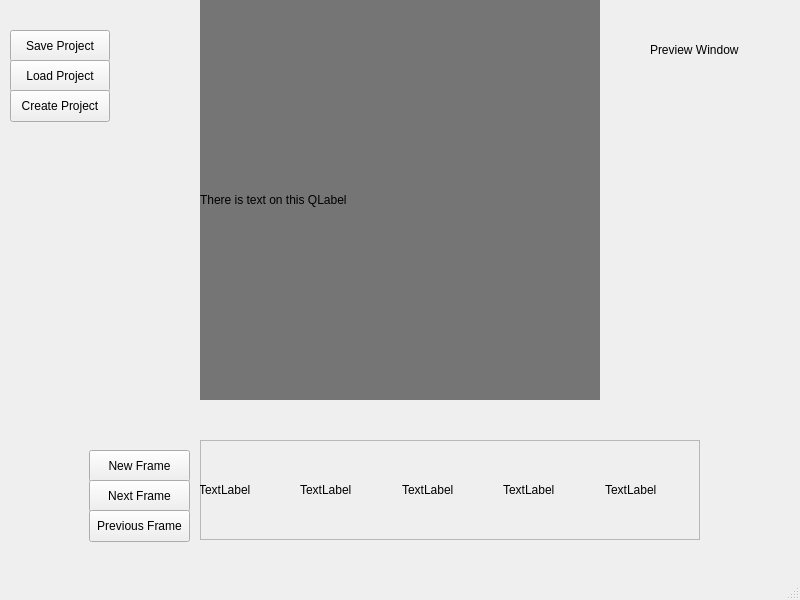
Above: Foorge/mainwindow.ui from NCChacki/CS3505-Software2-SpriteEditor before the change. Below: the same form after it.
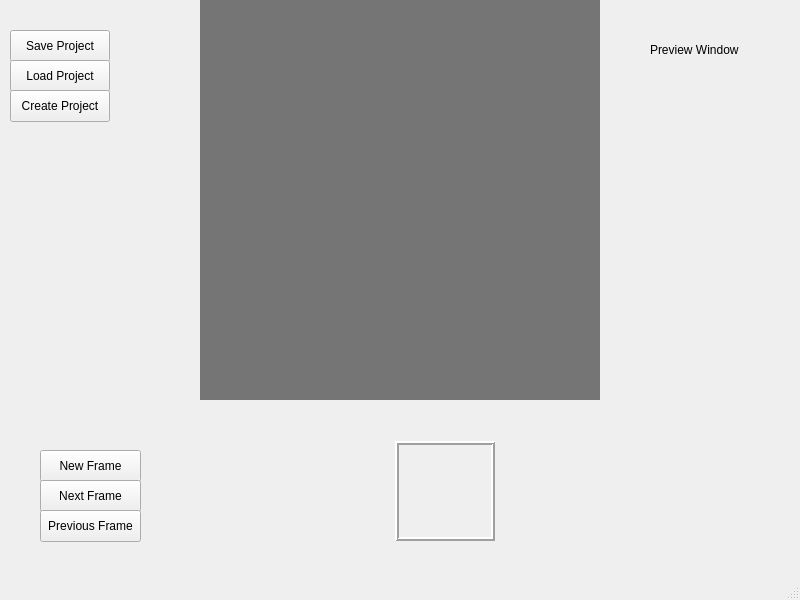
That is the form after the change. Custom widgets are drawn as their Qt base class.

Commit message: Finished implementing frame preview window

```diff
--- a/Foorge/mainwindow.ui
+++ b/Foorge/mainwindow.ui
@@ -154,7 +154,7 @@
       <bool>true</bool>
      </property>
      <property name="text">
-      <string>There is text on this QLabel</string>
+      <string/>
      </property>
      <property name="scaledContents">
       <bool>true</bool>
@@ -216,7 +216,7 @@
    <widget class="QPushButton" name="newFrameButton">
     <property name="geometry">
      <rect>
-      <x>89</x>
+      <x>40</x>
       <y>450</y>
       <width>101</width>
       <height>32</height>
@@ -226,73 +226,10 @@
      <string>New Frame</string>
     </property>
    </widget>
-   <widget class="QFrame" name="frame">
+   <widget class="QPushButton" name="nextFrameButton">
     <property name="geometry">
      <rect>
-      <x>200</x>
-      <y>440</y>
-      <width>500</width>
-      <height>100</height>
-     </rect>
-    </property>
-    <property name="frameShape">
-     <enum>QFrame::StyledPanel</enum>
-    </property>
-    <property name="frameShadow">
-     <enum>QFrame::Raised</enum>
-    </property>
-    <widget class="QWidget" name="horizontalLayoutWidget">
-     <property name="geometry">
-      <rect>
-       <x>-1</x>
-       <y>-1</y>
-       <width>501</width>
-       <height>101</height>
-      </rect>
-     </property>
-     <layout class="QHBoxLayout" name="horizontalLayout">
-      <item>
-       <widget class="QLabel" name="frameLabel1">
-        <property name="text">
-         <string>TextLabel</string>
-        </property>
-       </widget>
-      </item>
-      <item>
-       <widget class="QLabel" name="frameLabel2">
-        <property name="text">
-         <string>TextLabel</string>
-        </property>
-       </widget>
-      </item>
-      <item>
-       <widget class="QLabel" name="frameLabel3">
-        <property name="text">
-         <string>TextLabel</string>
-        </property>
-       </widget>
-      </item>
-      <item>
-       <widget class="QLabel" name="frameLabel4">
-        <property name="text">
-         <string>TextLabel</string>
-        </property>
-       </widget>
-      </item>
-      <item>
-       <widget class="QLabel" name="frameLabel5">
-        <property name="text">
-         <string>TextLabel</string>
-        </property>
-       </widget>
-      </item>
-     </layout>
-    </widget>
-   </widget>
-   <widget class="QPushButton" name="previousFrameButton">
-    <property name="geometry">
-     <rect>
-      <x>89</x>
+      <x>40</x>
       <y>480</y>
       <width>101</width>
       <height>32</height>
@@ -305,7 +242,7 @@
    <widget class="QPushButton" name="nextFrameButton">
     <property name="geometry">
      <rect>
-      <x>89</x>
+      <x>40</x>
       <y>510</y>
       <width>101</width>
       <height>32</height>
@@ -315,6 +252,153 @@
      <string>Previous Frame</string>
     </property>
    </widget>
+   <widget class="QWidget" name="horizontalLayoutWidget">
+    <property name="geometry">
+     <rect>
+      <x>150</x>
+      <y>440</y>
+      <width>591</width>
+      <height>102</height>
+     </rect>
+    </property>
+    <layout class="QHBoxLayout" name="horizontalLayout">
+     <property name="spacing">
+      <number>0</number>
+     </property>
+     <item>
+      <widget class="QLabel" name="frameLabel1">
+       <property name="minimumSize">
+        <size>
+         <width>100</width>
+         <height>100</height>
+        </size>
+       </property>
+       <property name="maximumSize">
+        <size>
+         <width>100</width>
+         <height>100</height>
+        </size>
+       </property>
+       <property name="text">
+        <string/>
+       </property>
+      </widget>
+     </item>
+     <item>
+      <widget class="QLabel" name="frameLabel2">
+       <property name="minimumSize">
+        <size>
+         <width>100</width>
+         <height>100</height>
+        </size>
+       </property>
+       <property name="maximumSize">
+        <size>
+         <width>100</width>
+         <height>100</height>
+        </size>
+       </property>
+       <property name="text">
+        <string/>
+       </property>
+      </widget>
+     </item>
+     <item>
+      <widget class="QFrame" name="frame_2">
+       <property name="enabled">
+        <bool>true</bool>
+       </property>
+       <property name="minimumSize">
+        <size>
+         <width>100</width>
+         <height>100</height>
+        </size>
+       </property>
+       <property name="maximumSize">
+        <size>
+         <width>100</width>
+         <height>100</height>
+        </size>
+       </property>
+       <property name="frameShape">
+        <enum>QFrame::Box</enum>
+       </property>
+       <property name="frameShadow">
+        <enum>QFrame::Raised</enum>
+       </property>
+       <property name="lineWidth">
+        <number>2</number>
+       </property>
+       <widget class="QLabel" name="frameLabel3">
+        <property name="enabled">
+         <bool>true</bool>
+        </property>
+        <property name="geometry">
+         <rect>
+          <x>0</x>
+          <y>0</y>
+          <width>100</width>
+          <height>100</height>
+         </rect>
+        </property>
+        <property name="minimumSize">
+         <size>
+          <width>100</width>
+          <height>100</height>
+         </size>
+        </property>
+        <property name="maximumSize">
+         <size>
+          <width>100</width>
+          <height>100</height>
+         </size>
+        </property>
+        <property name="text">
+         <string/>
+        </property>
+       </widget>
+      </widget>
+     </item>
+     <item>
+      <widget class="QLabel" name="frameLabel4">
+       <property name="minimumSize">
+        <size>
+         <width>100</width>
+         <height>100</height>
+        </size>
+       </property>
+       <property name="maximumSize">
+        <size>
+         <width>100</width>
+         <height>100</height>
+        </size>
+       </property>
+       <property name="text">
+        <string/>
+       </property>
+      </widget>
+     </item>
+     <item>
+      <widget class="QLabel" name="frameLabel5">
+       <property name="minimumSize">
+        <size>
+         <width>100</width>
+         <height>100</height>
+        </size>
+       </property>
+       <property name="maximumSize">
+        <size>
+         <width>100</width>
+         <height>100</height>
+        </size>
+       </property>
+       <property name="text">
+        <string/>
+       </property>
+      </widget>
+     </item>
+    </layout>
+   </widget>
   </widget>
   <widget class="QMenuBar" name="menubar">
    <property name="geometry">
```
Left out of the diff: 2 changed lines with no effect on the pictures. The commit also changes 19 other files.
